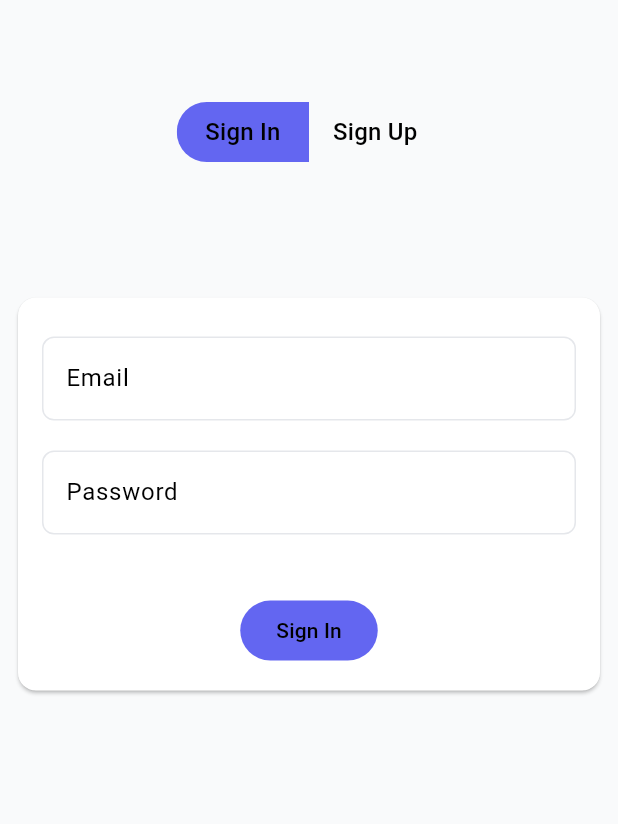
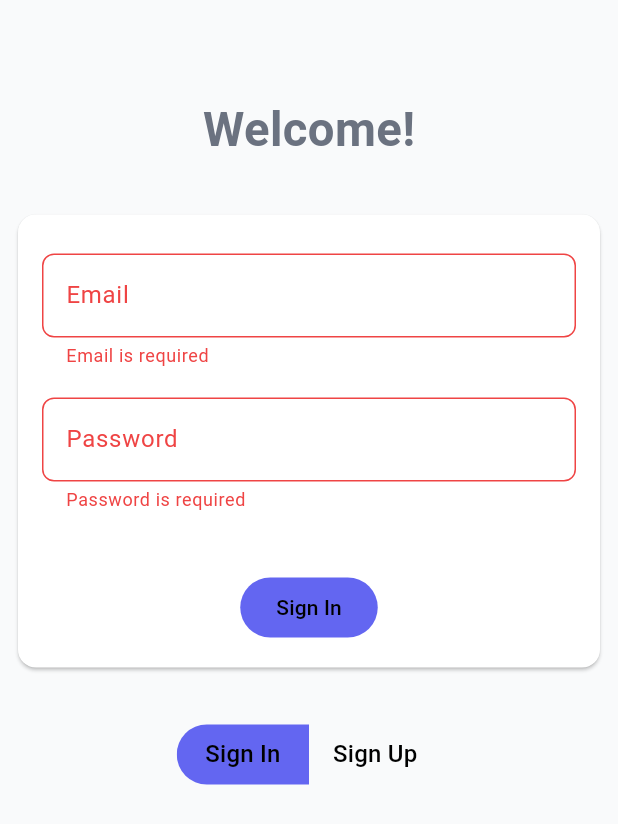
Before and after one commit to Hatem1420/habit_tracker_app_flutter, a Flutter app: the screen it shows after launch, after a tap on "Sign In", on a phone screen of 412 x 824 dp. Shown: the top 824 px of the screen. Run offline on Flutter 3.47's test engine with Material 3 defaults, Android fonts, the light colour scheme and no system bars; our stand-ins replace device_info_plus, dio, easy_localization, equatable, flutter_bloc, flutter_dotenv and 13 more; missing offline and left inert: bottom_picker; accounts and stored records are empty.

Commit message:
Working: requirement 100%

```diff
--- a/personal_habit_tracker_app/lib/features/auth/domain/repositories/auth_repository_domain.dart
+++ b/personal_habit_tracker_app/lib/features/auth/domain/repositories/auth_repository_domain.dart
@@ -9,8 +9,5 @@
     String password,
   );
 
-  Future<Result<bool, Failure>> signIn(
-    String email,
-    String password,
-  );
+  Future<Result<bool, Failure>> signIn(String email, String password);
 }
--- a/personal_habit_tracker_app/lib/features/auth/presentation/pages/auth_feature_screen.dart
+++ b/personal_habit_tracker_app/lib/features/auth/presentation/pages/auth_feature_screen.dart
@@ -4,6 +4,7 @@
 import 'package:gap/gap.dart';
 import 'package:go_router/go_router.dart';
 import 'package:personal_habit_tracker_app/core/extensions/context_extensions.dart';
+import 'package:personal_habit_tracker_app/core/extensions/font_extensions.dart';
 import 'package:personal_habit_tracker_app/core/navigation/routers.dart';
 import 'package:personal_habit_tracker_app/core/utils/formatters.dart';
 import 'package:personal_habit_tracker_app/core/utils/validators.dart';
@@ -43,41 +44,11 @@
           padding: const .all(8.0),
           child: Column(
             crossAxisAlignment: .center,
-            spacing: 10.sh,
+            spacing: 10.sizeSH(max: 30),
             children: [
-              BlocBuilder<AuthCubit, AuthState>(
-                buildWhen: (previous, current) => current is AuthInitialState,
-                builder: (context, state) {
-                  return SegmentedButton(
-                    style: ButtonStyle(
-                      animationDuration: Duration(milliseconds: 500),
-                      side: .all(.none),
-                      padding: .all(.symmetric(horizontal: 16)),
-                      textStyle: .all(Theme.of(context).textTheme.titleMedium),
-                      foregroundColor: .all(
-                        Theme.of(context).colorScheme.onSurface,
-                      ),
-                      backgroundColor: WidgetStateProperty.resolveWith<Color>((
-                        states,
-                      ) {
-                        if (states.contains(WidgetState.selected)) {
-                          return Theme.of(
-                            context,
-                          ).colorScheme.primary; // Color when selected
-                        }
-                        return Colors.transparent; // Color when unselected
-                      }),
-                    ),
-                    showSelectedIcon: false,
-                    segments: [
-                      ButtonSegment(value: true, label: Text('Sign In')),
-                      ButtonSegment(value: false, label: Text('Sign Up')),
-                    ],
-                    selected: {state.signIn},
-                    onSelectionChanged: (value) =>
-                        authCubit.toggleSign(value.last),
-                  );
-                },
+              Text(
+                'Welcome!',
+                style: TextStyle(fontSize: 23.sp, fontWeight: .bold),
               ),
 
               Card(
@@ -91,7 +62,7 @@
                           current is AuthInitialState,
                       builder: (context, state) {
                         return Column(
-                          crossAxisAlignment: .start,
+                          crossAxisAlignment: .center,
                           spacing: 10,
                           children: [
                             AnimatedCrossFade(
@@ -164,10 +135,8 @@
 
                             Gap(20),
 
-                            Center(
-                              child: FilledButton(
-                                onPressed: () =>
-                                    keyField.currentState!.validate()
+                            FilledButton(
+                              onPressed: () => keyField.currentState!.validate()
                                   ? state.signIn
                                         ? authCubit.signIn(
                                             email.text,
@@ -191,13 +160,46 @@
                                 ),
                               ),
                             ),
-                            ),
                           ],
                         );
                       },
                     ),
                   ),
                 ),
+              ),
+              BlocBuilder<AuthCubit, AuthState>(
+                buildWhen: (previous, current) => current is AuthInitialState,
+                builder: (context, state) {
+                  return SegmentedButton(
+                    style: ButtonStyle(
+                      animationDuration: Duration(milliseconds: 500),
+                      side: .all(.none),
+                      padding: .all(.symmetric(horizontal: 16)),
+                      textStyle: .all(Theme.of(context).textTheme.titleMedium),
+                      foregroundColor: .all(
+                        Theme.of(context).colorScheme.onSurface,
+                      ),
+                      backgroundColor: WidgetStateProperty.resolveWith<Color>((
+                        states,
+                      ) {
+                        if (states.contains(WidgetState.selected)) {
+                          return Theme.of(
+                            context,
+                          ).colorScheme.primary; // Color when selected
+                        }
+                        return Colors.transparent; // Color when unselected
+                      }),
+                    ),
+                    showSelectedIcon: false,
+                    segments: [
+                      ButtonSegment(value: true, label: Text('Sign In')),
+                      ButtonSegment(value: false, label: Text('Sign Up')),
+                    ],
+                    selected: {state.signIn},
+                    onSelectionChanged: (value) =>
+                        authCubit.toggleSign(value.last),
+                  );
+                },
               ),
             ],
           ),
--- a/personal_habit_tracker_app/lib/features/sub/profile/data/models/profile_model.dart
+++ b/personal_habit_tracker_app/lib/features/sub/profile/data/models/profile_model.dart
@@ -12,6 +12,8 @@
     required String name,
     required String email,
     required DateTime dateOfBirth,
+    required int totalHabits,
+    required int noOfCompletes
   }) = _ProfileModel;
 
   factory ProfileModel.fromJson(Map<String, Object?> json) =>
@@ -25,6 +27,8 @@
       name: name,
       email: email,
       dateOfBirth: dateOfBirth,
+      noOfCompletes: noOfCompletes,
+      totalHabits: totalHabits,
     );
   }
 }
--- a/personal_habit_tracker_app/lib/features/sub/profile/domain/entities/profile_entity.dart
+++ b/personal_habit_tracker_app/lib/features/sub/profile/domain/entities/profile_entity.dart
@@ -5,13 +5,16 @@
   final String name;
   final String email;
   final DateTime dateOfBirth;
-
+  final int totalHabits;
+  final int noOfCompletes;
 
   const ProfileEntity({
     required this.id,
     required this.name,
     required this.email,
     required this.dateOfBirth,
+    required this.totalHabits,
+    required this.noOfCompletes,
   });
 
   @override
--- a/personal_habit_tracker_app/pubspec.yaml
+++ b/personal_habit_tracker_app/pubspec.yaml
@@ -7,6 +7,7 @@
   sdk: ^3.10.7
 
 dependencies:
+  any_image_view: ^2.1.0
   bloc: ^9.2.0
   bottom_picker: ^4.1.1
   cupertino_icons: ^1.0.9
```
Also changed, not shown: personal_habit_tracker_app/lib/features/habits/presentation/pages/habits_feature_screen.dart (+29 -2 lines), personal_habit_tracker_app/lib/features/sub/profile/data/datasources/profile_remote_data_source.dart (+7 -0 lines), personal_habit_tracker_app/lib/features/sub/profile/presentation/pages/profile_bottom_widget.dart (+14 -0 lines), personal_habit_tracker_app/lib/features/sub/profile/data/models/profile_model.freezed.dart, personal_habit_tracker_app/lib/features/sub/profile/data/models/profile_model.g.dart, personal_habit_tracker_app/lib/main.dart (line endings or trailing spaces), personal_habit_tracker_app/pubspec.lock, 2 other files. Lines whose indentation alone changed are shown as unchanged.
